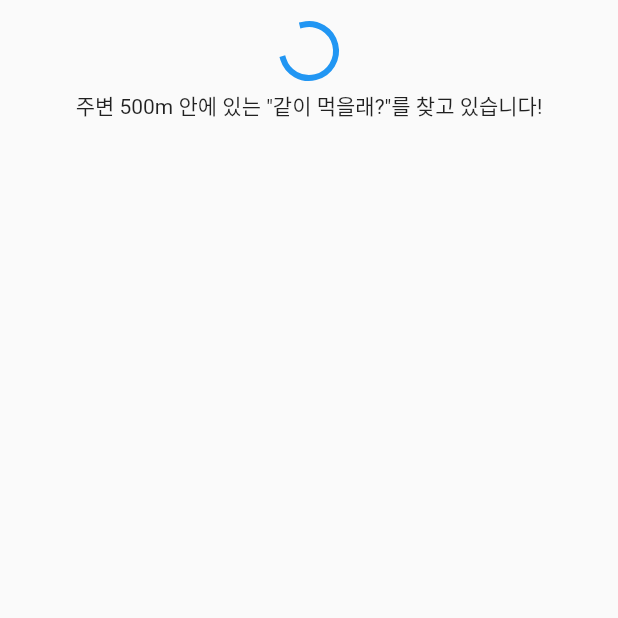
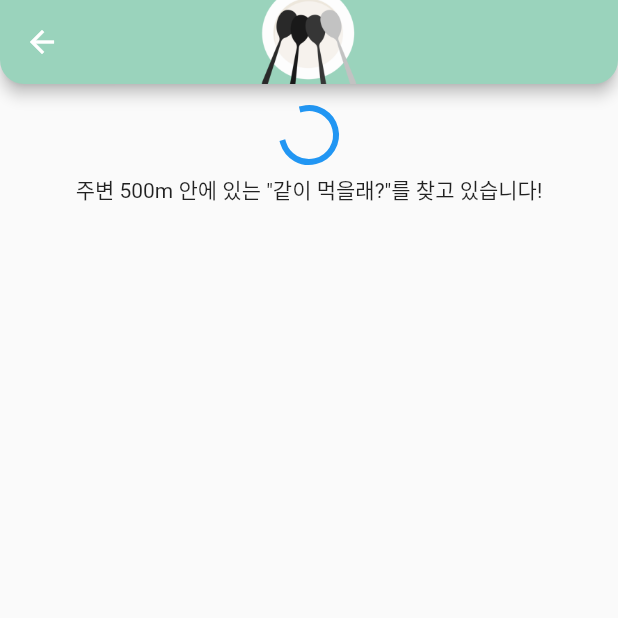
Before and after one commit to Coalery/EatTogether, a Flutter app: the HomePage screen opened by its route, on a phone screen of 412 x 824 dp, the top half of it. Run offline on Flutter 3.47's test engine with Material 2 defaults, Android fonts, the phone set to English and light mode, and no system bars; our stand-ins replace firebase_auth, firebase_core, geolocator, get, google_sign_in, pull_to_refresh; accounts and stored records are empty.

Commit message:
Feat: App bar in home page

```diff
--- a/lib/modules/home/home.page.dart
+++ b/lib/modules/home/home.page.dart
@@ -10,6 +10,20 @@ class HomePage extends GetView<HomeController> {
   Widget build(BuildContext context) {
     return SafeArea(
       child: Scaffold(
+        appBar: AppBar(
+          backgroundColor: Color(0xFF9AD3BC),
+          shape: RoundedRectangleBorder(
+            borderRadius: BorderRadius.only(
+              bottomLeft: Radius.circular(16.0),
+              bottomRight: Radius.circular(16.0)
+            )
+          ),
+          centerTitle: true,
+          title: FittedBox(
+            fit: BoxFit.fitHeight,
+            child: Image.asset('assets/logo_transparent.png', width: 64)
+          )
+        ),
         body: Obx(
           () => controller.isRefreshing.value ? _Loading() : _DataListView()
         )
```
